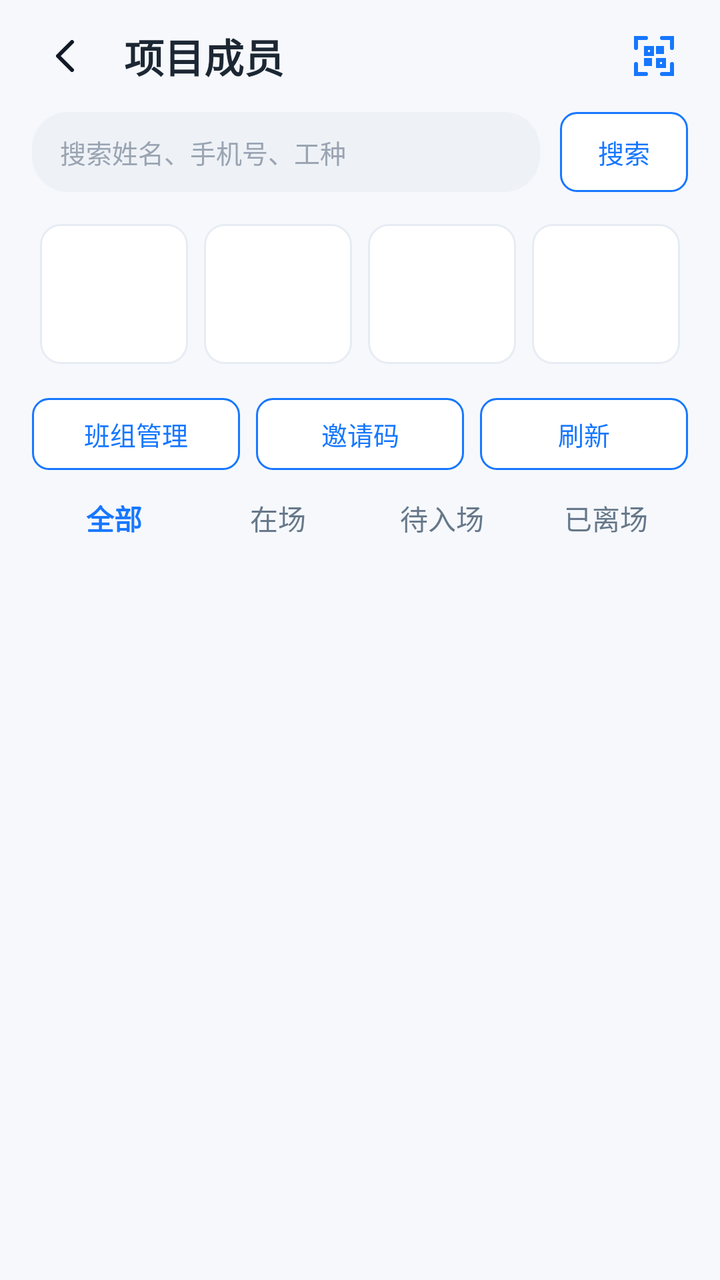
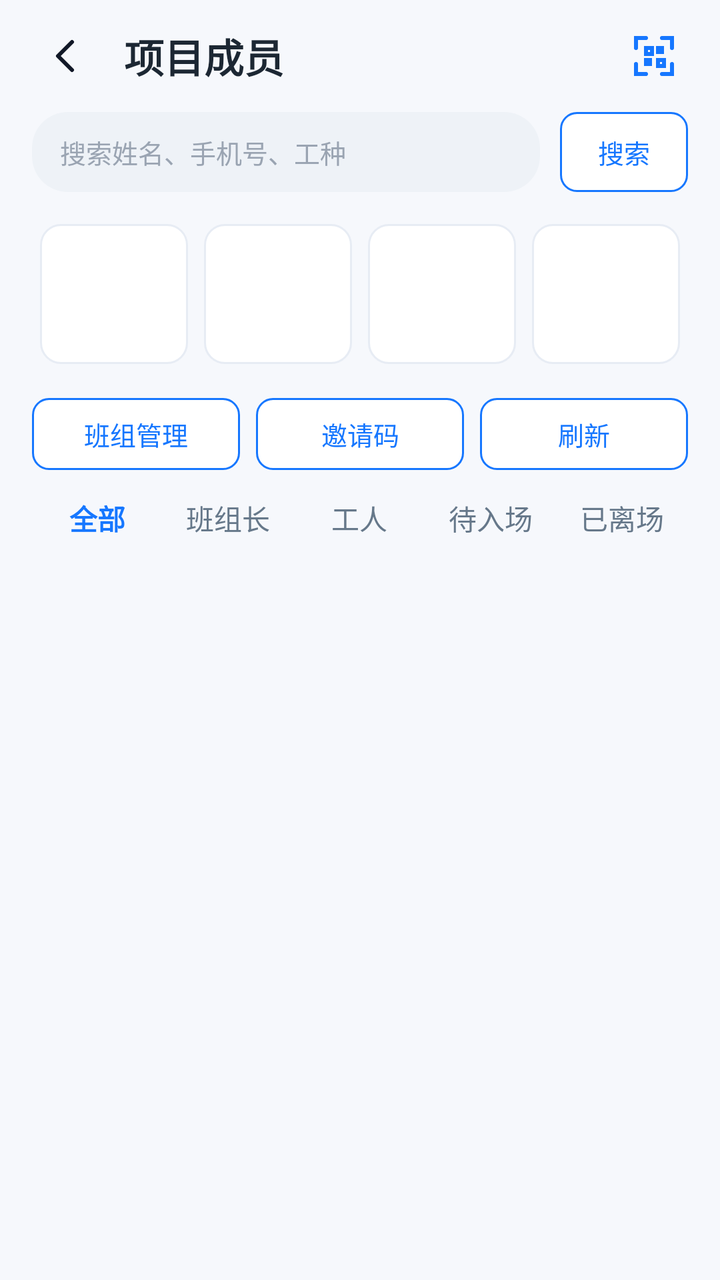

The first picture is an Android layout as it rendered before a commit; the second is the same layout after the commit. The layout source and the unified diff follow.
<!-- AndroidManifest.xml: application theme Theme.WorkerM -->
<!-- res/layout/fragment_project_member_manage.xml -->
<?xml version="1.0" encoding="utf-8"?>
<LinearLayout xmlns:android="http://schemas.android.com/apk/res/android"
    android:id="@+id/member_root"
    android:layout_width="match_parent"
    android:layout_height="match_parent"
    android:background="@drawable/bg_app_page"
    android:orientation="vertical">

    <LinearLayout
        android:layout_width="match_parent"
        android:layout_height="56dp"
        android:gravity="center_vertical"
        android:orientation="horizontal"
        android:paddingHorizontal="12dp">

        <ImageButton
            android:id="@+id/back_button"
            android:layout_width="42dp"
            android:layout_height="42dp"
            android:background="?attr/selectableItemBackgroundBorderless"
            android:contentDescription="返回"
            android:padding="9dp"
            android:src="@drawable/ic_back" />

        <TextView
            android:id="@+id/text_title"
            android:layout_width="0dp"
            android:layout_height="wrap_content"
            android:layout_marginStart="8dp"
            android:layout_weight="1"
            android:text="项目成员"
            android:textColor="@color/text_primary"
            android:textSize="20sp"
            android:textStyle="bold" />

        <ImageButton
            android:id="@+id/button_scan"
            android:layout_width="42dp"
            android:layout_height="42dp"
            android:background="?attr/selectableItemBackgroundBorderless"
            android:contentDescription="扫码核验"
            android:padding="9dp"
            android:src="@drawable/ic_scan" />
    </LinearLayout>

    <LinearLayout
        android:layout_width="match_parent"
        android:layout_height="40dp"
        android:layout_marginHorizontal="16dp"
        android:gravity="center_vertical"
        android:orientation="horizontal">

        <EditText
            android:id="@+id/search_edit_text"
            android:layout_width="0dp"
            android:layout_height="match_parent"
            android:layout_marginEnd="10dp"
            android:layout_weight="1"
            android:background="@drawable/bg_search_pill"
            android:hint="搜索姓名、手机号、工种"
            android:imeOptions="actionSearch"
            android:inputType="text"
            android:maxLines="1"
            android:paddingHorizontal="14dp"
            android:textColor="@color/text_primary"
            android:textColorHint="#9AA4B2"
            android:textSize="13sp" />

        <TextView
            android:id="@+id/button_search"
            android:layout_width="64dp"
            android:layout_height="match_parent"
            android:background="@drawable/bg_outline_blue"
            android:gravity="center"
            android:text="搜索"
            android:textColor="@color/dashboard_blue"
            android:textSize="13sp" />
    </LinearLayout>

    <GridLayout
        android:layout_width="match_parent"
        android:layout_height="wrap_content"
        android:layout_marginHorizontal="16dp"
        android:layout_marginTop="12dp"
        android:columnCount="4">

        <TextView
            android:id="@+id/text_active_stat"
            style="@style/WorkerStatCard"
            android:textColor="@color/dashboard_blue" />

        <TextView
            android:id="@+id/text_leader_stat"
            style="@style/WorkerStatCard"
            android:textColor="@color/dashboard_orange" />

        <TextView
            android:id="@+id/text_entering_stat"
            style="@style/WorkerStatCard"
            android:textColor="@color/success" />

        <TextView
            android:id="@+id/text_abnormal_stat"
            style="@style/WorkerStatCard"
            android:textColor="#6D4CFF" />
    </GridLayout>

    <LinearLayout
        android:layout_width="match_parent"
        android:layout_height="42dp"
        android:layout_marginHorizontal="16dp"
        android:layout_marginTop="10dp"
        android:gravity="center_vertical"
        android:orientation="horizontal">

        <TextView
            android:id="@+id/button_team_manage"
            android:layout_width="0dp"
            android:layout_height="36dp"
            android:layout_marginEnd="8dp"
            android:layout_weight="1"
            android:background="@drawable/bg_outline_blue"
            android:gravity="center"
            android:text="班组管理"
            android:textColor="@color/dashboard_blue"
            android:textSize="13sp" />

        <TextView
            android:id="@+id/button_invite_code"
            android:layout_width="0dp"
            android:layout_height="36dp"
            android:layout_marginEnd="8dp"
            android:layout_weight="1"
            android:background="@drawable/bg_outline_blue"
            android:gravity="center"
            android:text="邀请码"
            android:textColor="@color/dashboard_blue"
            android:textSize="13sp" />

        <TextView
            android:id="@+id/button_refresh"
            android:layout_width="0dp"
            android:layout_height="36dp"
            android:layout_weight="1"
            android:background="@drawable/bg_outline_blue"
            android:gravity="center"
            android:text="刷新"
            android:textColor="@color/dashboard_blue"
            android:textSize="13sp" />
    </LinearLayout>

    <LinearLayout
        android:layout_width="match_parent"
        android:layout_height="42dp"
        android:layout_marginHorizontal="16dp"
        android:gravity="center_vertical"
        android:orientation="horizontal">

        <TextView
            android:id="@+id/tab_all"
            android:layout_width="0dp"
            android:layout_height="match_parent"
            android:layout_weight="1"
            android:clickable="true"
            android:foreground="?attr/selectableItemBackground"
            android:gravity="center"
            android:text="全部"
            android:textColor="@color/dashboard_blue"
            android:textSize="14sp"
            android:textStyle="bold" />

        <TextView
            android:id="@+id/tab_active"
            android:layout_width="0dp"
            android:layout_height="match_parent"
            android:layout_weight="1"
            android:clickable="true"
            android:foreground="?attr/selectableItemBackground"
            android:gravity="center"
            android:text="在场"
            android:textColor="@color/text_secondary"
            android:textSize="14sp" />

        <TextView
            android:id="@+id/tab_entering"
            android:layout_width="0dp"
            android:layout_height="match_parent"
            android:layout_weight="1"
            android:clickable="true"
            android:foreground="?attr/selectableItemBackground"
            android:gravity="center"
            android:text="待入场"
            android:textColor="@color/text_secondary"
            android:textSize="14sp" />

        <TextView
            android:id="@+id/tab_exited"
            android:layout_width="0dp"
            android:layout_height="match_parent"
            android:layout_weight="1"
            android:clickable="true"
            android:foreground="?attr/selectableItemBackground"
            android:gravity="center"
            android:text="已离场"
            android:textColor="@color/text_secondary"
            android:textSize="14sp" />
    </LinearLayout>

    <TextView
        android:id="@+id/text_summary"
        android:layout_width="match_parent"
        android:layout_height="30dp"
        android:gravity="center_vertical"
        android:paddingHorizontal="16dp"
        android:textColor="@color/text_secondary"
        android:textSize="12sp" />

    <androidx.recyclerview.widget.RecyclerView
        android:id="@+id/recycler_workers"
        android:layout_width="match_parent"
        android:layout_height="0dp"
        android:layout_weight="1"
        android:clipToPadding="false"
        android:overScrollMode="never"
        android:paddingHorizontal="16dp"
        android:paddingBottom="18dp" />

    <TextView
        android:id="@+id/text_empty"
        android:layout_width="match_parent"
        android:layout_height="0dp"
        android:layout_weight="1"
        android:gravity="center"
        android:text="暂无项目成员"
        android:textColor="@color/text_secondary"
        android:textSize="14sp"
        android:visibility="gone" />
</LinearLayout>
<!-- resources referenced by this layout -->
<resources>
  <color name="dashboard_blue">#1677FF</color>
  <color name="dashboard_orange">#FFAA18</color>
  <color name="success">#1E8E5A</color>
  <color name="text_primary">#1C2733</color>
  <color name="text_secondary">#66788A</color>
  <!-- drawable bg_app_page (drawable) -->
  <?xml version="1.0" encoding="utf-8"?>
  <shape xmlns:android="http://schemas.android.com/apk/res/android">
      <solid android:color="#F6F8FC" />
  </shape>
  <!-- drawable bg_outline_blue (drawable) -->
  <?xml version="1.0" encoding="utf-8"?>
  <shape xmlns:android="http://schemas.android.com/apk/res/android">
      <solid android:color="@color/white" />
      <stroke android:width="1dp" android:color="@color/dashboard_blue" />
      <corners android:radius="8dp" />
  </shape>
  <!-- drawable bg_search_pill (drawable) -->
  <?xml version="1.0" encoding="utf-8"?>
  <shape xmlns:android="http://schemas.android.com/apk/res/android">
      <solid android:color="#EEF2F7" />
      <corners android:radius="18dp" />
  </shape>
  <!-- drawable ic_back (drawable) -->
  <?xml version="1.0" encoding="utf-8"?>
  <vector xmlns:android="http://schemas.android.com/apk/res/android" android:width="24dp" android:height="24dp" android:viewportWidth="24" android:viewportHeight="24">
      <path android:strokeColor="#111827" android:strokeWidth="2" android:strokeLineCap="round" android:strokeLineJoin="round" android:fillColor="@android:color/transparent" android:pathData="M15,5L8,12l7,7" />
  </vector>
  <!-- drawable ic_scan (drawable) -->
  <?xml version="1.0" encoding="utf-8"?>
  <vector xmlns:android="http://schemas.android.com/apk/res/android" android:width="28dp" android:height="28dp" android:viewportWidth="28" android:viewportHeight="28">
      <path android:strokeColor="#FF1677FF" android:strokeWidth="2" android:strokeLineCap="round" android:fillColor="@android:color/transparent" android:pathData="M5,10V5h5M18,5h5v5M23,18v5h-5M10,23H5v-5M10,10h3v3h-3zM16,10h2v2h-2zM10,16h2v2h-2zM16,16h3v3h-3z" />
  </vector>
  <style name="WorkerStatCard">
          <item name="android:layout_width">0dp</item>
          <item name="android:layout_height">70dp</item>
          <item name="android:layout_margin">4dp</item>
          <item name="android:layout_columnWeight">1</item>
          <item name="android:background">@drawable/bg_card_stroke</item>
          <item name="android:gravity">center</item>
          <item name="android:textColor">@color/text_primary</item>
          <item name="android:textSize">12sp</item>
          <item name="android:lineSpacingExtra">2dp</item>
      </style>
  <style name="Theme.WorkerM" parent="Base.Theme.WorkerM" />
  <color name="white">#FFFFFFFF</color>
  <!-- drawable bg_card_stroke (drawable) -->
  <?xml version="1.0" encoding="utf-8"?>
  <shape xmlns:android="http://schemas.android.com/apk/res/android">
      <solid android:color="@color/white" />
      <stroke android:width="1dp" android:color="#E7ECF4" />
      <corners android:radius="10dp" />
  </shape>
  <style name="Base.Theme.WorkerM" parent="Theme.Material3.Light.NoActionBar">
          <item name="colorPrimary">@color/brand_primary</item>
          <item name="colorOnPrimary">@color/text_inverse</item>
          <item name="colorSecondary">@color/brand_secondary</item>
          <item name="colorOnSecondary">@color/text_inverse</item>
          <item name="android:windowBackground">@color/surface_background</item>
          <item name="colorSurface">@color/surface_card</item>
          <item name="android:textColor">@color/text_primary</item>
          <item name="android:navigationBarColor">@color/surface_card</item>
          <item name="android:statusBarColor">@android:color/transparent</item>
          <item name="android:windowLightStatusBar">true</item>
      </style>
  <color name="brand_primary">#124D90</color>
  <color name="text_inverse">#FFFFFFFF</color>
  <color name="brand_secondary">#2F7BC7</color>
  <color name="surface_background">#F3F6FA</color>
  <color name="surface_card">#FFFFFFFF</color>
</resources>

<!-- the commit's change to res/layout/fragment_project_member_manage.xml (unified diff, before → after) -->
@@ -170,14 +170,26 @@
             android:textStyle="bold" />
 
         <TextView
-            android:id="@+id/tab_active"
-            android:layout_width="0dp"
-            android:layout_height="match_parent"
-            android:layout_weight="1"
-            android:clickable="true"
-            android:foreground="?attr/selectableItemBackground"
-            android:gravity="center"
-            android:text="在场"
+            android:id="@+id/tab_leader"
+            android:layout_width="0dp"
+            android:layout_height="match_parent"
+            android:layout_weight="1"
+            android:clickable="true"
+            android:foreground="?attr/selectableItemBackground"
+            android:gravity="center"
+            android:text="班组长"
+            android:textColor="@color/text_secondary"
+            android:textSize="14sp" />
+
+        <TextView
+            android:id="@+id/tab_worker"
+            android:layout_width="0dp"
+            android:layout_height="match_parent"
+            android:layout_weight="1"
+            android:clickable="true"
+            android:foreground="?attr/selectableItemBackground"
+            android:gravity="center"
+            android:text="工人"
             android:textColor="@color/text_secondary"
             android:textSize="14sp" />
 
